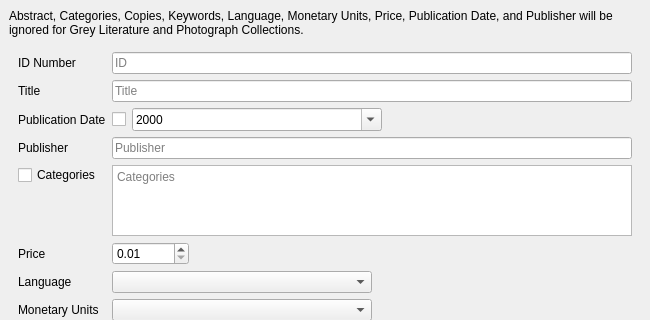
Qt form UI/biblioteq_allinfo.ui (textbrowser/biblioteq) before a commit; both pictures show x 0 to 650 and y 0 to 320 of the 650 by 600 pixel window.
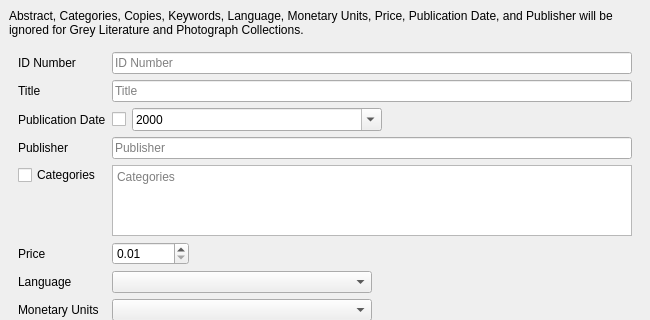
The same form after that commit. Icons and pictures are not drawn.

Diff of the .ui file:
```diff
--- a/UI/biblioteq_allinfo.ui
+++ b/UI/biblioteq_allinfo.ui
@@ -78,7 +78,7 @@
            <item row="0" column="1">
             <widget class="QLineEdit" name="idnumber">
              <property name="placeholderText">
-              <string>ID</string>
+              <string>ID Number</string>
              </property>
             </widget>
            </item>
```
